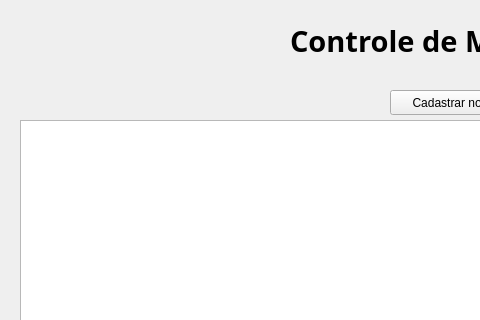
KleyLima/condo_manager, file resource/telas/controle_material.ui: the form before one commit; both pictures show x 0 to 480 and y 0 to 320 of the 893 by 452 pixel window.
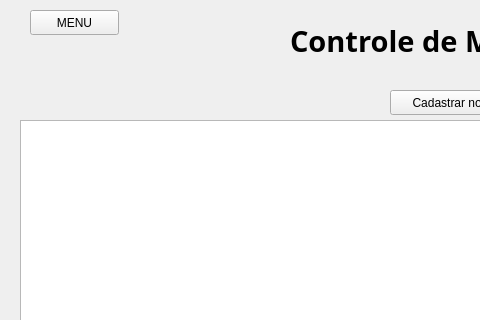
The form after the commit.

Commit message: test menu button and add  instances at app.py

The edit to the form file:
```diff
--- a/resource/telas/controle_material.ui
+++ b/resource/telas/controle_material.ui
@@ -83,6 +83,19 @@
     <string>Controle de Materiais</string>
    </property>
   </widget>
+  <widget class="QPushButton" name="b_menu">
+   <property name="geometry">
+    <rect>
+     <x>30</x>
+     <y>10</y>
+     <width>89</width>
+     <height>25</height>
+    </rect>
+   </property>
+   <property name="text">
+    <string>MENU</string>
+   </property>
+  </widget>
  </widget>
  <resources/>
  <connections/>
```
The commit also changes 3 other files.
